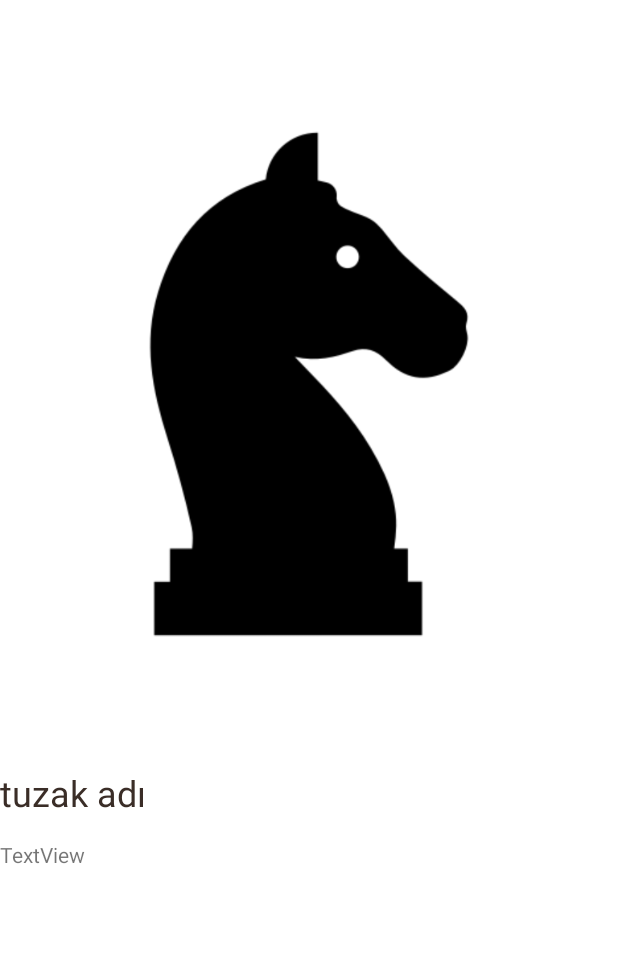
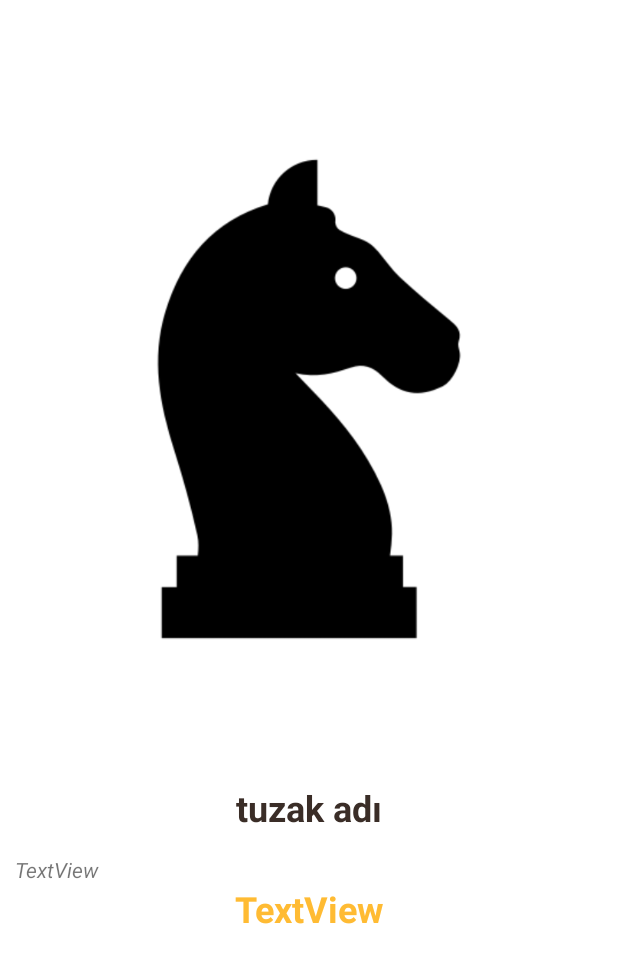
Before and after one commit to fatihhcan/chessO-S-app, an Android app: the layout activity_detail.xml on its own in the app's theme, with its tools: preview values and no code run, on a phone screen of 412 x 824 dp. Shown: the top 963 px of the screen. Run offline under Robolectric (Android 15) with nearby library versions, the phone set to English and light mode, and no system bars.

Commit message:
opening detail added.

```diff
--- a/app/src/main/java/com/example/chessos/core/Data.kt
+++ b/app/src/main/java/com/example/chessos/core/Data.kt
@@ -5,9 +5,13 @@ class Opening{
     var constTitle:String?=null
     var constName:String?=null
     var constImage:Int?=null
-    constructor(constTitle:String,constName:String,constImage:Int){
+    var constOpening:String?=null
+
+
+    constructor(constTitle:String,constName:String,constImage:Int, constOpening:String){
         this.constTitle=constTitle
         this.constName=constName
         this.constImage=constImage
+        this.constOpening=constOpening
     }
 }
--- a/app/src/main/java/com/example/chessos/core/DetailActivity.kt
+++ b/app/src/main/java/com/example/chessos/core/DetailActivity.kt
@@ -14,10 +14,12 @@ class DetailActivity : AppCompatActivity() {
         var title=bundle!!.getString("constTitle")
         var name= bundle.getString("constName")
         var image = bundle.getInt("constImage")
+        var opening = bundle.getString("constOpening")
 
         textViewTitleDetail.text=title
         textViewNameDetail.text=name
         imageViewDetail.setImageResource(image)
+        textViewOpening.text=opening
 
     }
 }
--- a/app/src/main/res/layout/activity_detail.xml
+++ b/app/src/main/res/layout/activity_detail.xml
@@ -14,7 +14,8 @@
         <LinearLayout
             android:layout_width="match_parent"
             android:layout_height="wrap_content"
-            android:orientation="vertical" >
+            android:orientation="vertical"
+            android:padding="10dp">
 
             <ImageView
                 android:id="@+id/imageViewDetail"
@@ -26,16 +27,29 @@
                 android:id="@+id/textViewTitleDetail"
                 android:layout_width="match_parent"
                 android:layout_height="wrap_content"
+                android:gravity="center"
                 android:text="tuzak adı"
                 android:textColor="#3A2D27"
-                android:textSize="24sp" />
+                android:textSize="24sp"
+                android:textStyle="bold" />
 
             <TextView
                 android:id="@+id/textViewNameDetail"
                 android:layout_width="match_parent"
                 android:layout_height="wrap_content"
                 android:layout_marginTop="15dp"
-                android:text="TextView" />
+                android:text="TextView"
+                android:textStyle="italic" />
+
+            <TextView
+                android:id="@+id/textViewOpening"
+                android:layout_width="match_parent"
+                android:layout_height="wrap_content"
+                android:gravity="center"
+                android:text="TextView"
+                android:textColor="@android:color/holo_orange_light"
+                android:textSize="24sp"
+                android:textStyle="bold" />
         </LinearLayout>
     </ScrollView>
 </LinearLayout>
--- a/app/src/main/res/layout/list_card.xml
+++ b/app/src/main/res/layout/list_card.xml
@@ -8,6 +8,7 @@
     android:padding="10dp">
 
     <LinearLayout
+        android:id="@+id/layoutCard"
         android:layout_width="match_parent"
         android:layout_height="wrap_content"
         android:background="@drawable/custom_card"
```
Also changed, not shown: app/src/main/java/com/example/chessos/ui/OpeningActivity.kt (+99 -11 lines).
